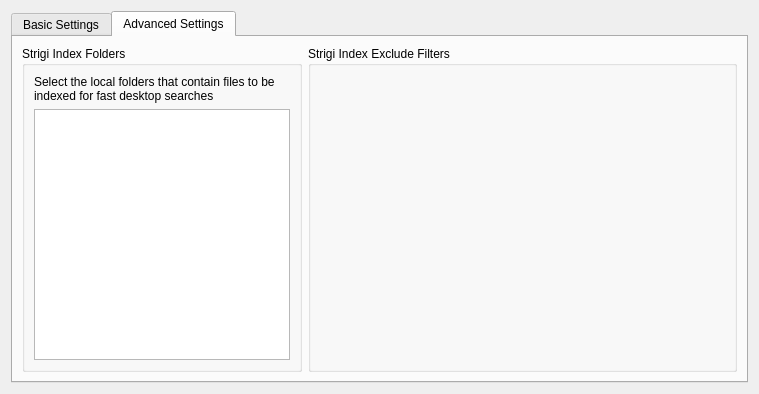
This is nepomuk/kcm/nepomukconfigwidget.ui in KDE/kde-runtime as Qt 5 draws it before an edit. The edited form follows.
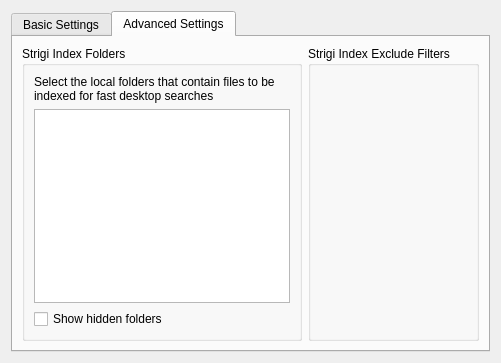
This is the edited form. The open tabs and pages were chosen to show the change. Custom widgets are drawn as their Qt base class.

Commit message:
Allow to enable indexing of specific hidden folders. In contrast to other folders hidden folders are disabled by default. I am not sure if this is a perfect solution but it fits the most common use-case: only enabling the indexing of a single hidden folder.
Since this intruduces a new string it sadly cannot be backported to KDE 4.2.

The edit to the form file:
```diff
--- a/nepomuk/kcm/nepomukconfigwidget.ui
+++ b/nepomuk/kcm/nepomukconfigwidget.ui
@@ -2,16 +2,8 @@
 <ui version="4.0">
  <author>Sebastian Trueg</author>
  <class>NepomukConfigWidget</class>
- <widget class="QWidget" name="NepomukConfigWidget">
-  <property name="geometry">
-   <rect>
-    <x>0</x>
-    <y>0</y>
-    <width>759</width>
-    <height>394</height>
-   </rect>
-  </property>
-  <layout class="QVBoxLayout">
+ <widget class="QWidget" name="NepomukConfigWidget" >
+  <layout class="QVBoxLayout" >
    <item>
     <widget class="KTabWidget" name="tabWidget">
      <property name="currentIndex">
@@ -133,10 +125,10 @@
       <attribute name="title">
        <string>Advanced Settings</string>
       </attribute>
-      <layout class="QFormLayout" name="formLayout">
-       <item row="0" column="0">
-        <widget class="QGroupBox" name="groupBox_3">
-         <property name="title">
+      <layout class="QHBoxLayout" name="horizontalLayout_2" >
+       <item>
+        <widget class="QGroupBox" name="groupBox_3" >
+         <property name="title" >
           <string>Strigi Index Folders</string>
          </property>
          <layout class="QVBoxLayout" name="verticalLayout_3">
@@ -151,14 +143,24 @@
            </widget>
           </item>
           <item>
-           <widget class="QTreeView" name="m_viewIndexFolders"/>
+           <widget class="QTreeView" name="m_viewIndexFolders" />
+          </item>
+          <item>
+           <widget class="QCheckBox" name="m_checkShowHiddenFolders" >
+            <property name="toolTip" >
+             <string>Check to be able to select hidden folders</string>
+            </property>
+            <property name="text" >
+             <string>Show hidden folders</string>
+            </property>
+           </widget>
           </item>
          </layout>
         </widget>
        </item>
-       <item row="0" column="1">
-        <widget class="KEditListBox" name="m_editStrigiExcludeFilters">
-         <property name="toolTip">
+       <item>
+        <widget class="KEditListBox" name="m_editStrigiExcludeFilters" >
+         <property name="toolTip" >
           <string>Filters which define the files that Strigi should ignore</string>
          </property>
          <property name="whatsThis">
```
Left out of the diff: 91 changed lines with no effect on the pictures. The commit also changes 6 other files.
